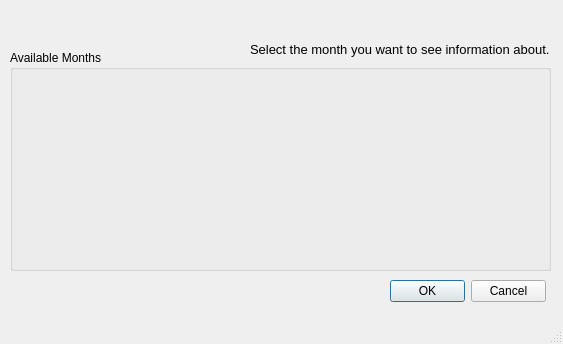
The window that Month.ui (SeanMilty95/FinalScraper) describes before a commit, drawn with Qt 5.
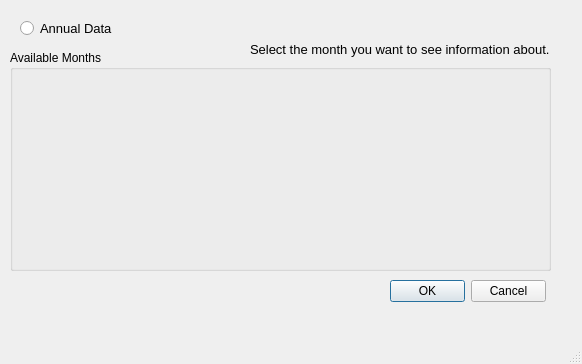
The same window after the commit.

Commit message: Added annual data to month gui

What changed in the file:
```diff
--- a/Month.ui
+++ b/Month.ui
@@ -6,8 +6,8 @@
    <rect>
     <x>0</x>
     <y>0</y>
-    <width>563</width>
-    <height>344</height>
+    <width>582</width>
+    <height>364</height>
    </rect>
   </property>
   <property name="windowTitle">
@@ -58,6 +58,42 @@
      <string>Select the month you want to see information about.</string>
     </property>
    </widget>
+   <widget class="QRadioButton" name="AnnualData">
+    <property name="geometry">
+     <rect>
+      <x>20</x>
+      <y>20</y>
+      <width>101</width>
+      <height>17</height>
+     </rect>
+    </property>
+    <property name="font">
+     <font>
+      <pointsize>10</pointsize>
+     </font>
+    </property>
+    <property name="text">
+     <string>Annual Data</string>
+    </property>
+   </widget>
+   <widget class="QLabel" name="ErrorLabel">
+    <property name="geometry">
+     <rect>
+      <x>20</x>
+      <y>280</y>
+      <width>361</width>
+      <height>21</height>
+     </rect>
+    </property>
+    <property name="font">
+     <font>
+      <pointsize>10</pointsize>
+     </font>
+    </property>
+    <property name="text">
+     <string/>
+    </property>
+   </widget>
   </widget>
   <widget class="QMenuBar" name="menubar">
    <property name="geometry">
```
Left out of the diff: 5 changed lines with no effect on the pictures. The commit also changes 5 other files.
